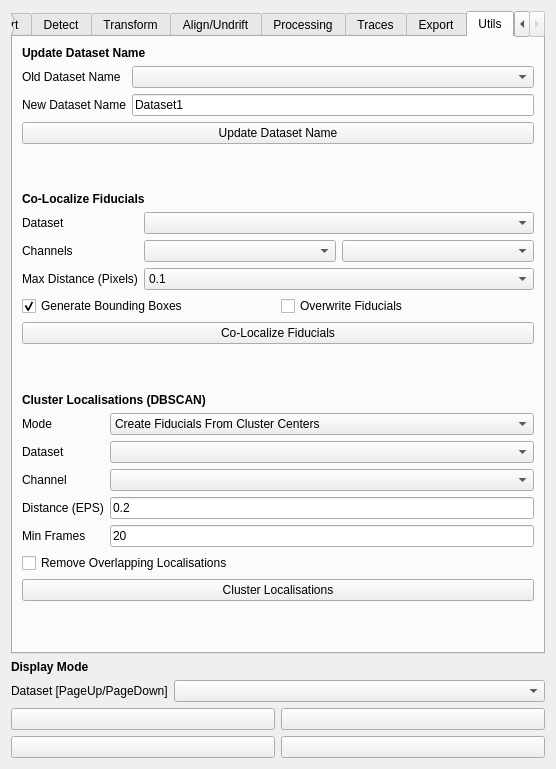
Old version of the form src/napari_gapseq2/widget_ui.ui in the repository piedrro/napari-GapSeq2.
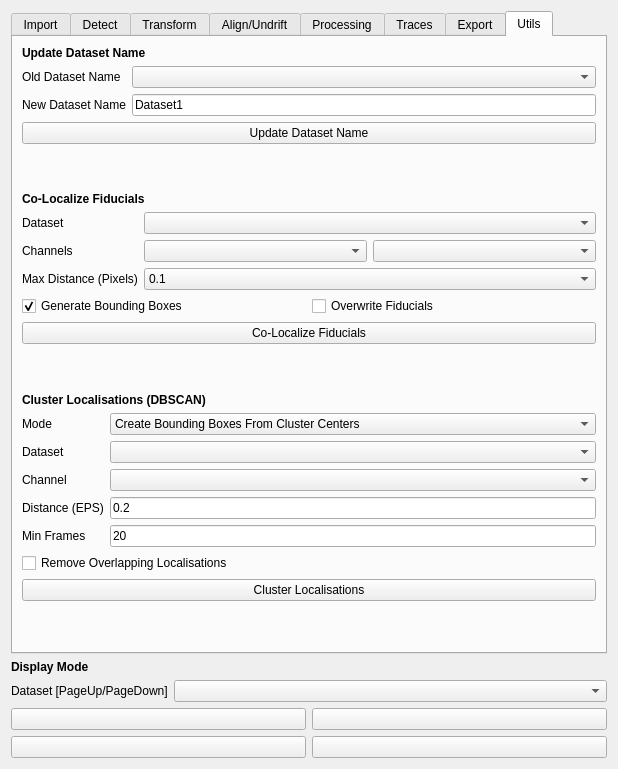
New version of the form. The open tabs and pages were chosen to show the change.

The edit to the form file:
```diff
--- a/src/napari_gapseq2/widget_ui.ui
+++ b/src/napari_gapseq2/widget_ui.ui
@@ -6,7 +6,7 @@
    <rect>
     <x>0</x>
     <y>0</y>
-    <width>556</width>
+    <width>618</width>
     <height>769</height>
    </rect>
   </property>
@@ -2140,11 +2140,6 @@
          </item>
          <item row="0" column="1">
           <widget class="QComboBox" name="cluster_mode">
-           <item>
-            <property name="text">
-             <string>Create Fiducials From Cluster Centers</string>
-            </property>
-           </item>
            <item>
             <property name="text">
              <string>Create Bounding Boxes From Cluster Centers</string>
```
Left out of the diff: 5 changed lines with no effect on the pictures.
